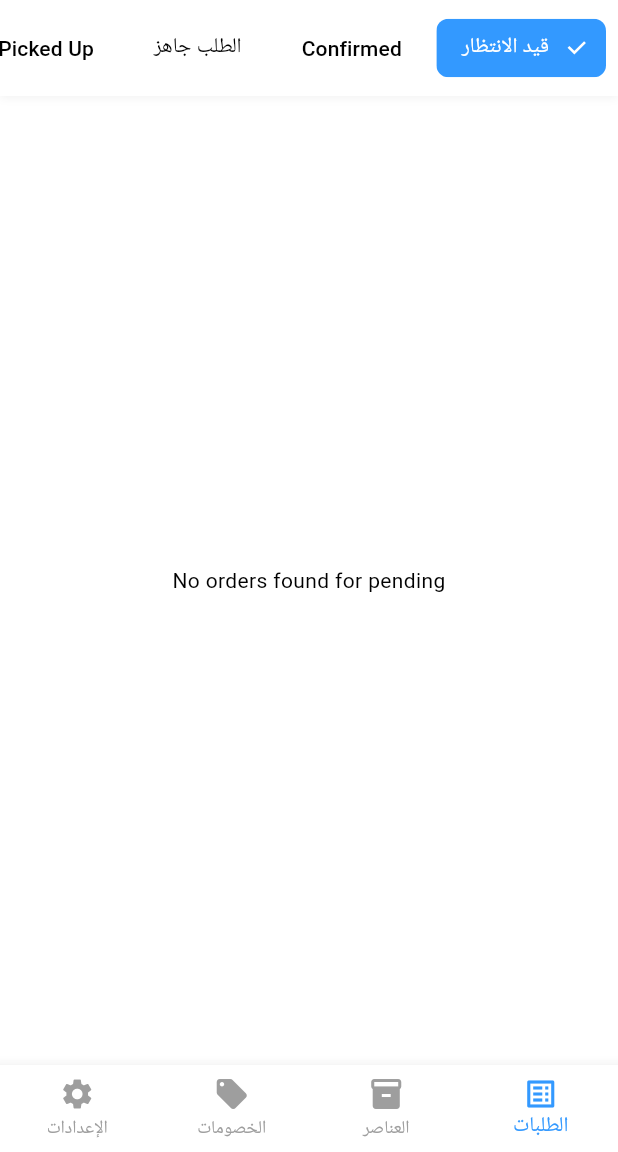
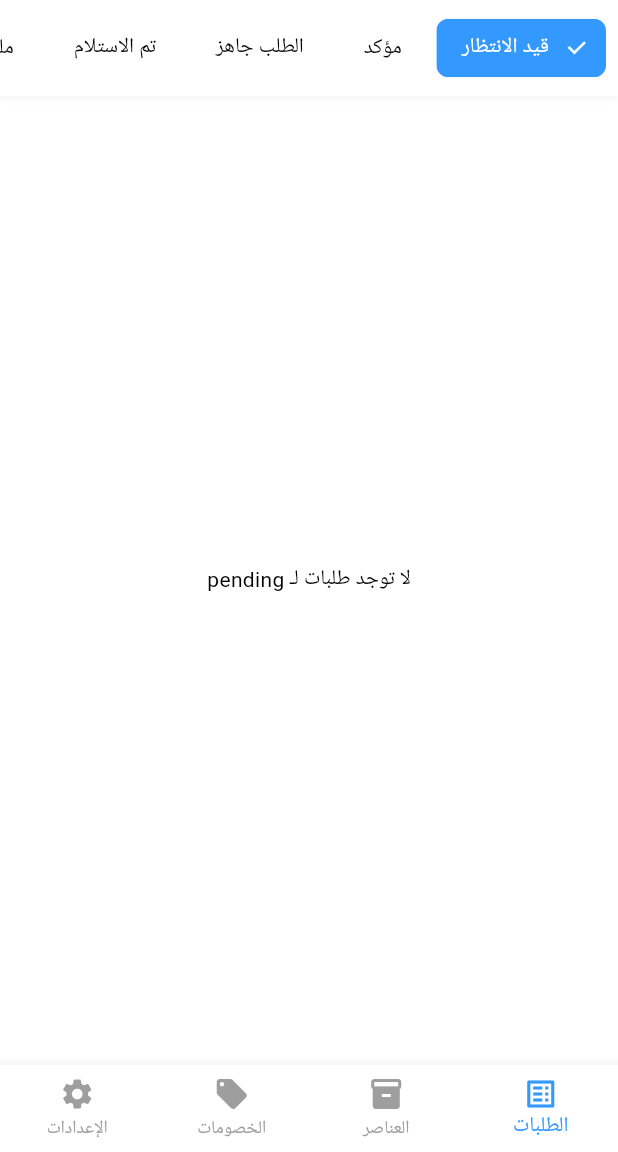
Before and after one commit to ghaythalijarad/wizzbussiness, a Flutter app: the BusinessDashboard screen opened directly with empty values, on a phone screen of 412 x 824 dp, the part 84-1236 px from its top. Run offline on Flutter 3.47's test engine with Material 3 defaults, Android fonts, the phone set to English and light mode, and no system bars; our stand-ins replace audioplayers, file_picker, fl_chart, flutter_local_notifications, flutter_map, geocoding and 6 more; accounts and stored records are empty; network calls fail; Roboto replaces fonts that are missing (Cairo); project files that could hold a hidden picture were left out.

Commit message:
feat: update generated localization files after Arabic translations

```diff
--- a/frontend/lib/l10n/app_localizations_ar.dart
+++ b/frontend/lib/l10n/app_localizations_ar.dart
@@ -303,7 +303,7 @@ class AppLocalizationsAr extends AppLocalizations {
   String get testMode => 'وضع الاختبار';
 
   @override
-  String get testModeDescription => 'تفعيل وضع الاختبار للتطوير';
+  String get testModeDescription => 'تفعيل وضع الاختبار للتطوير والاختبار';
 
   @override
   String get webhooksIntegration => 'تكامل Webhooks';
@@ -370,13 +370,13 @@ class AppLocalizationsAr extends AppLocalizations {
   String get emailSupportOpened => 'تم فتح دعم البريد الإلكتروني';
 
   @override
-  String get generalSettings => 'الإعدادات العامة';
+  String get generalSettings => 'عام';
 
   @override
   String get syncLogs => 'سجلات المزامنة';
 
   @override
-  String get advancedSettings => 'الإعدادات المتقدمة';
+  String get advancedSettings => 'متقدم';
 
   @override
   String get help => 'مساعدة';
@@ -637,23 +637,23 @@ class AppLocalizationsAr extends AppLocalizations {
   String get pending => 'قيد الانتظار';
 
   @override
-  String get confirmed => 'Confirmed';
+  String get confirmed => 'مؤكد';
 
   @override
   String get orderReady => 'الطلب جاهز';
 
   @override
-  String get pickedUp => 'Picked Up';
+  String get pickedUp => 'تم الاستلام';
 
   @override
   String get cancelled => 'ملغي';
 
   @override
-  String get orderReturned => 'Returned';
+  String get orderReturned => 'مُرجع';
 
   @override
   String noOrdersFoundFor(String filter) {
-    return 'No orders found for $filter';
+    return 'لا توجد طلبات لـ $filter';
   }
 
   @override
--- a/frontend/lib/screens/orders_page.dart
+++ b/frontend/lib/screens/orders_page.dart
@@ -83,6 +83,10 @@ class _OrdersPageState extends State<OrdersPage> {
                 ),
               ],
             ),
+            child: Directionality(
+              textDirection: Localizations.localeOf(context).languageCode == 'ar'
+                  ? TextDirection.rtl
+                  : TextDirection.ltr,
               child: SingleChildScrollView(
                 scrollDirection: Axis.horizontal,
                 padding: const EdgeInsets.symmetric(horizontal: 8, vertical: 8),
@@ -131,6 +135,7 @@ class _OrdersPageState extends State<OrdersPage> {
                   //   ),
                   // ],
                 ],
+              ),
             ),
             ),
           ),
--- a/frontend/untranslated.txt
+++ b/frontend/untranslated.txt
@@ -60,10 +60,6 @@
     "add",
     "editItem",
     "update",
-    "confirmed",
-    "pickedUp",
-    "orderReturned",
-    "noOrdersFoundFor",
     "required",
     "changeFile",
     "selectFile",
```
Lines whose indentation alone changed are shown as unchanged.
